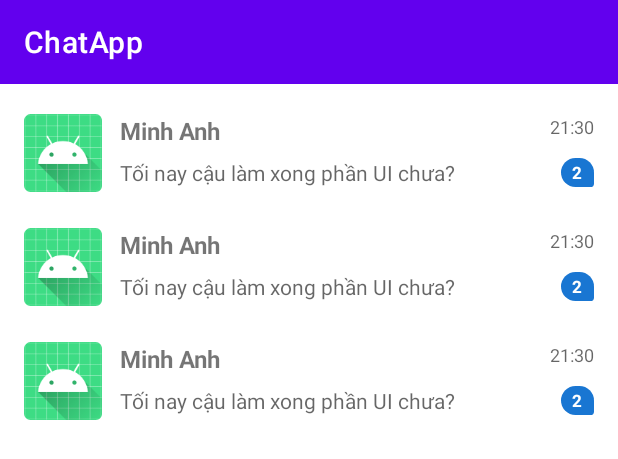
After one commit to luaniikvi/AndroidMessageApp, an Android app: the layout fragment_conversations.xml on its own in the app's theme, with its tools: preview values and no code run, on a phone screen of 412 x 824 dp. The commit adds this screen. Shown: the top 459 px of the screen. Run offline under Robolectric (Android 15) with nearby library versions, the phone set to English and light mode, and no system bars.

Commit message:
add XML layouts for screens, items and chat bubbles

```diff
--- a/app/src/main/java/com/example/androidmessageapp/data/local/entity/MessageEntity.java
+++ b/app/src/main/java/com/example/androidmessageapp/data/local/entity/MessageEntity.java
@@ -2,6 +2,7 @@ package com.example.androidmessageapp.data.local.entity;
 
 
 import androidx.annotation.NonNull;
+import androidx.room.ColumnInfo;
 import androidx.room.Entity;
 import androidx.room.ForeignKey;
 import androidx.room.Index;
--- a/app/src/main/java/com/example/androidmessageapp/ui/chat/ChatFragment.java
+++ b/app/src/main/java/com/example/androidmessageapp/ui/chat/ChatFragment.java
@@ -1,4 +1,6 @@
 package com.example.androidmessageapp.ui.chat;
 
-public class ChatFragment {
+import androidx.fragment.app.Fragment;
+
+public class ChatFragment extends Fragment {
 }
--- a/app/src/main/java/com/example/androidmessageapp/ui/conversations/ConversationsFragment.java
+++ b/app/src/main/java/com/example/androidmessageapp/ui/conversations/ConversationsFragment.java
@@ -1,4 +1,6 @@
 package com.example.androidmessageapp.ui.conversations;
 
-public class ConversationsFragment {
+import androidx.fragment.app.Fragment;
+
+public class ConversationsFragment extends Fragment {
 }
--- /dev/null
+++ b/app/src/main/res/drawable/bg_bubble_sent.xml
@@ -0,0 +1,9 @@
+<?xml version="1.0" encoding="utf-8"?>
+<shape xmlns:android="http://schemas.android.com/apk/res/android">
+    <solid android:color="#1976D2" />
+    <corners
+        android:topLeftRadius="16dp"
+        android:topRightRadius="16dp"
+        android:bottomLeftRadius="16dp"
+        android:bottomRightRadius="4dp" />
+</shape>
--- /dev/null
+++ b/app/src/main/res/layout/fragment_conversations.xml
@@ -0,0 +1,36 @@
+<?xml version="1.0" encoding="utf-8"?>
+<androidx.constraintlayout.widget.ConstraintLayout
+    xmlns:android="http://schemas.android.com/apk/res/android"
+    xmlns:app="http://schemas.android.com/apk/res-auto"
+    xmlns:tools="http://schemas.android.com/tools"
+    android:layout_width="match_parent"
+    android:layout_height="match_parent"
+    tools:context=".ui.conversations.ConversationsFragment">
+
+    <!-- Thanh tiêu đề trên cùng -->
+    <com.google.android.material.appbar.MaterialToolbar
+        android:id="@+id/toolbar_conversations"
+        android:layout_width="0dp"
+        android:layout_height="?attr/actionBarSize"
+        android:background="?attr/colorPrimary"
+        app:title="@string/app_name"
+        app:titleTextColor="?attr/colorOnPrimary"
+        app:layout_constraintTop_toTopOf="parent"
+        app:layout_constraintStart_toStartOf="parent"
+        app:layout_constraintEnd_toEndOf="parent" />
+
+    <!-- Danh sách các cuộc hội thoại -->
+    <androidx.recyclerview.widget.RecyclerView
+        android:id="@+id/recycler_conversations"
+        android:layout_width="0dp"
+        android:layout_height="0dp"
+        android:clipToPadding="false"
+        android:paddingVertical="8dp"
+        app:layoutManager="androidx.recyclerview.widget.LinearLayoutManager"
+        app:layout_constraintTop_toBottomOf="@id/toolbar_conversations"
+        app:layout_constraintBottom_toBottomOf="parent"
+        app:layout_constraintStart_toStartOf="parent"
+        app:layout_constraintEnd_toEndOf="parent"
+        tools:listitem="@layout/item_conversation" />
+
+</androidx.constraintlayout.widget.ConstraintLayout>
--- /dev/null
+++ b/app/src/main/res/layout/item_conversation.xml
@@ -0,0 +1,84 @@
+<?xml version="1.0" encoding="utf-8"?>
+<androidx.constraintlayout.widget.ConstraintLayout
+    xmlns:android="http://schemas.android.com/apk/res/android"
+    xmlns:app="http://schemas.android.com/apk/res-auto"
+    xmlns:tools="http://schemas.android.com/tools"
+    android:layout_width="match_parent"
+    android:layout_height="wrap_content"
+    android:background="?attr/selectableItemBackground"
+    android:paddingHorizontal="16dp"
+    android:paddingVertical="12dp">
+
+    <!-- Ảnh đại diện -->
+    <ImageView
+        android:id="@+id/img_avatar"
+        android:layout_width="52dp"
+        android:layout_height="52dp"
+        android:contentDescription="@string/app_name"
+        android:src="@mipmap/ic_launcher_round"
+        app:layout_constraintTop_toTopOf="parent"
+        app:layout_constraintBottom_toBottomOf="parent"
+        app:layout_constraintStart_toStartOf="parent" />
+
+    <!-- Tên người chat / nhóm -->
+    <TextView
+        android:id="@+id/text_title"
+        android:layout_width="0dp"
+        android:layout_height="wrap_content"
+        android:layout_marginStart="12dp"
+        android:layout_marginEnd="8dp"
+        android:ellipsize="end"
+        android:maxLines="1"
+        android:textSize="16sp"
+        android:textStyle="bold"
+        app:layout_constraintTop_toTopOf="@id/img_avatar"
+        app:layout_constraintStart_toEndOf="@id/img_avatar"
+        app:layout_constraintEnd_toStartOf="@id/text_time"
+        tools:text="Minh Anh" />
+
+    <!-- Thời gian tin nhắn cuối -->
+    <TextView
+        android:id="@+id/text_time"
+        android:layout_width="wrap_content"
+        android:layout_height="wrap_content"
+        android:textSize="12sp"
+        android:textColor="?android:attr/textColorSecondary"
+        app:layout_constraintTop_toTopOf="@id/text_title"
+        app:layout_constraintEnd_toEndOf="parent"
+        tools:text="21:30" />
+
+    <!-- Nội dung tin nhắn cuối -->
+    <TextView
+        android:id="@+id/text_last_message"
+        android:layout_width="0dp"
+        android:layout_height="wrap_content"
+        android:layout_marginTop="4dp"
+        android:layout_marginEnd="8dp"
+        android:ellipsize="end"
+        android:maxLines="1"
+        android:textSize="14sp"
+        android:textColor="?android:attr/textColorSecondary"
+        app:layout_constraintTop_toBottomOf="@id/text_title"
+        app:layout_constraintBottom_toBottomOf="@id/img_avatar"
+        app:layout_constraintStart_toStartOf="@id/text_title"
+        app:layout_constraintEnd_toStartOf="@id/text_unread_badge"
+        tools:text="Tối nay cậu làm xong phần UI chưa?" />
+
+    <!-- Huy hiệu số tin nhắn chưa đọc -->
+    <TextView
+        android:id="@+id/text_unread_badge"
+        android:layout_width="wrap_content"
+        android:layout_height="wrap_content"
+        android:minWidth="22dp"
+        android:gravity="center"
+        android:paddingHorizontal="6dp"
+        android:paddingVertical="2dp"
+        android:background="@drawable/bg_bubble_sent"
+        android:textColor="@android:color/white"
+        android:textSize="11sp"
+        android:textStyle="bold"
+        app:layout_constraintBottom_toBottomOf="@id/text_last_message"
+        app:layout_constraintEnd_toEndOf="parent"
+        tools:text="2" />
+
+</androidx.constraintlayout.widget.ConstraintLayout>
--- a/app/src/main/res/values/strings.xml
+++ b/app/src/main/res/values/strings.xml
@@ -1,3 +1,7 @@
 <resources>
-    <string name="app_name">AndroidMessageApp</string>
+    <string name="app_name">ChatApp</string>
+    <string name="chat_title">Chat</string>
+    <string name="hint_type_message">Type a message…</string>
+    <string name="cd_send_message">Send message</string>
+    <string name="cd_back">Back</string>
 </resources>
```
Also changed, not shown: app/src/main/java/com/example/androidmessageapp/data/local/entity/ConversationEntity.java (+7 -0 lines), app/src/main/java/com/example/androidmessageapp/ui/MainActivity.java (+12 -2 lines), app/src/main/res/drawable/bg_bubble_received.xml (added, +9 -0 lines), app/src/main/res/drawable/ic_arrow_back.xml (added, +20 -0 lines), app/src/main/res/drawable/ic_send.xml (added, +20 -0 lines), app/src/main/res/layout/activity_main.xml (+15 -1 lines), app/src/main/res/layout/fragment_chat.xml (added, +74 -0 lines), app/src/main/res/layout/item_message_received.xml (added, +40 -0 lines), app/src/main/res/layout/item_message_sent.xml (added, +40 -0 lines), app/src/main/res/navigation/nav_graph.xml (added, +34 -0 lines), 1 other file.
